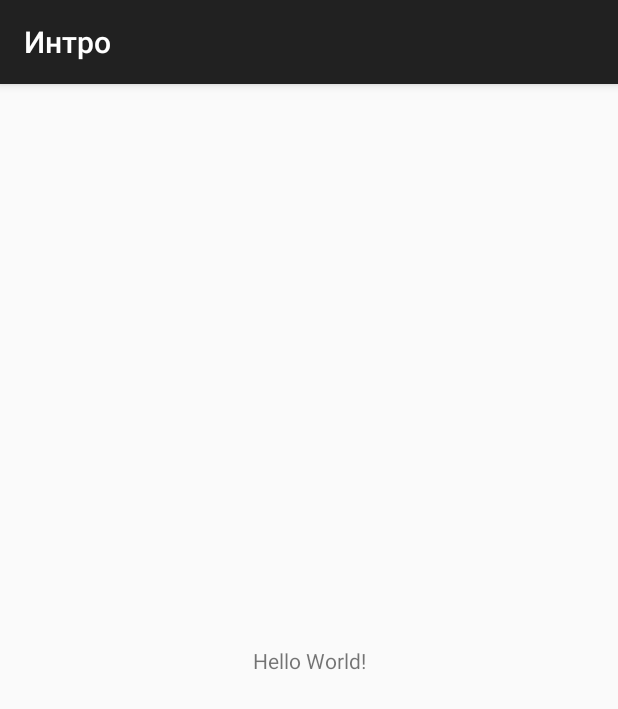
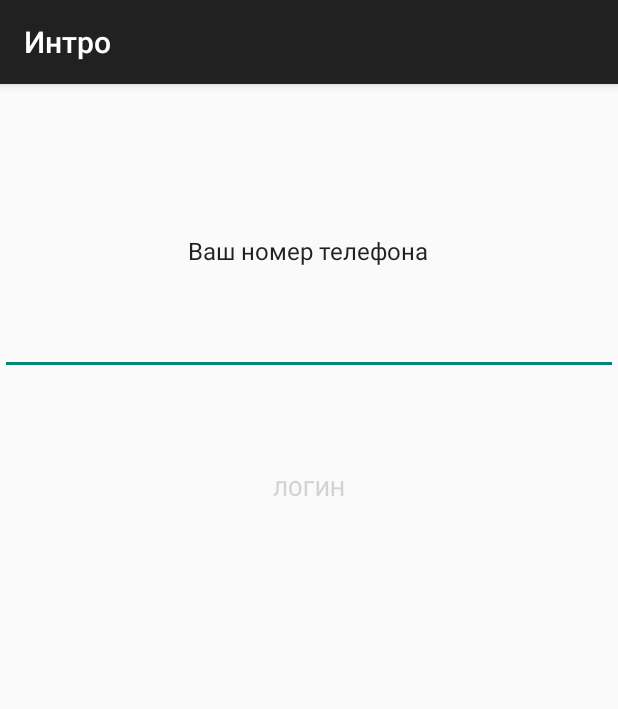
Before and after one commit to nazarovandrej/HelloWorld, an Android app: the screen it shows after launch (IntroActivity), on a phone screen of 412 x 824 dp. Shown: the top 709 px of the screen. Run offline under Robolectric (Android 15) with nearby library versions, the phone set to English and light mode, and no system bars; libraries missing offline, so code that uses them is left out: com.redmadrobot.inputmask; 4 statements that could not run were skipped.

Commit message:
implemented the first activity to go to the second when phone number filled.

```diff
--- a/app/build.gradle
+++ b/app/build.gradle
@@ -26,7 +26,7 @@ dependencies {
     })
 
     compile 'com.redmadrobot:inputmask:2.2.1'
-
+    compile 'com.android.support:design:25.3.1'
     compile 'com.android.support:appcompat-v7:25.3.1'
     compile 'com.android.support.constraint:constraint-layout:1.0.2'
     testCompile 'junit:junit:4.12'
--- a/app/src/main/AndroidManifest.xml
+++ b/app/src/main/AndroidManifest.xml
@@ -26,7 +26,7 @@
             android:name=".MainActivity"
             android:configChanges="orientation|screenSize"
             android:label="@string/main_activity"
-            android:theme="@android:style/Theme.Black.NoTitleBar.Fullscreen">
+            android:theme="@android:style/Theme.Light.NoTitleBar.Fullscreen">
         </activity>
     </application>
 
--- a/app/src/main/java/com/github/andrejnazarov/helloworld/IntroActivity.java
+++ b/app/src/main/java/com/github/andrejnazarov/helloworld/IntroActivity.java
@@ -2,12 +2,64 @@ package com.github.andrejnazarov.helloworld;
 
 import android.support.v7.app.AppCompatActivity;
 import android.os.Bundle;
+import android.view.View;
+import android.widget.Button;
+import android.widget.EditText;
+import android.widget.TextView;
+
+import com.redmadrobot.inputmask.MaskedTextChangedListener;
 
 public class IntroActivity extends AppCompatActivity {
+
+    private TextView mHintTextView;
+    private Button mLoginButton;
 
     @Override
     protected void onCreate(Bundle savedInstanceState) {
         super.onCreate(savedInstanceState);
         setContentView(R.layout.activity_intro);
+
+        EditText editText = (EditText) findViewById(R.id.edit_text);
+        mHintTextView = (TextView) findViewById(R.id.hint_text_view);
+        mLoginButton = (Button) findViewById(R.id.login_button);
+
+        mHintTextView.setText(getString(R.string.hint));
+        mHintTextView.setVisibility(View.INVISIBLE);
+
+        final MaskedTextChangedListener listener = new MaskedTextChangedListener(
+                "+7 ([000]) [000] [00] [00]",
+                true,
+                editText,
+                null,
+                new ValueListener()
+        );
+
+        editText.addTextChangedListener(listener);
+        editText.setOnFocusChangeListener(listener);
+        editText.setHint(listener.placeholder());
+
+        mLoginButton.setOnClickListener(new View.OnClickListener() {
+            @Override
+            public void onClick(View v) {
+                // TODO: 07.05.17 hide keyboard here!
+                startActivity(MainActivity.createExplicitIntent(getApplicationContext()));
+            }
+        });
+
+        mLoginButton.setEnabled(false);
+    }
+
+    private class ValueListener implements MaskedTextChangedListener.ValueListener {
+
+        @Override
+        public void onTextChanged(boolean maskFilled, String value) {
+            if (maskFilled) {
+                mLoginButton.setEnabled(true);
+                mHintTextView.setVisibility(View.INVISIBLE);
+            } else {
+                mLoginButton.setEnabled(false);
+                mHintTextView.setVisibility(View.VISIBLE);
+            }
+        }
     }
 }
--- a/app/src/main/res/layout/activity_intro.xml
+++ b/app/src/main/res/layout/activity_intro.xml
@@ -1,18 +1,46 @@
 <?xml version="1.0" encoding="utf-8"?>
-<android.support.constraint.ConstraintLayout xmlns:android="http://schemas.android.com/apk/res/android"
-    xmlns:app="http://schemas.android.com/apk/res-auto"
-    xmlns:tools="http://schemas.android.com/tools"
-    android:layout_width="match_parent"
-    android:layout_height="match_parent"
-    tools:context="com.github.andrejnazarov.helloworld.IntroActivity">
+<LinearLayout xmlns:android="http://schemas.android.com/apk/res/android"
+              xmlns:tools="http://schemas.android.com/tools"
+              android:layout_width="match_parent"
+              android:layout_height="match_parent"
+              android:gravity="center_horizontal"
+              android:orientation="vertical"
+              tools:context="com.github.andrejnazarov.helloworld.IntroActivity">
 
     <TextView
         android:layout_width="wrap_content"
         android:layout_height="wrap_content"
-        android:text="Hello World!"
-        app:layout_constraintBottom_toBottomOf="parent"
-        app:layout_constraintLeft_toLeftOf="parent"
-        app:layout_constraintRight_toRightOf="parent"
-        app:layout_constraintTop_toTopOf="parent" />
+        android:layout_marginBottom="@dimen/margin_small"
+        android:layout_marginTop="@dimen/margin_top"
+        android:text="@string/phone_number"
+        android:textAppearance="@style/Base.TextAppearance.AppCompat.Subhead"/>
 
-</android.support.constraint.ConstraintLayout>
+    <android.support.design.widget.TextInputLayout
+        android:layout_width="match_parent"
+        android:layout_height="wrap_content">
+
+        <EditText
+            android:id="@+id/edit_text"
+            android:digits="+ ()0123456789"
+            android:layout_width="match_parent"
+            android:layout_height="wrap_content"
+            android:inputType="phone"/>
+    </android.support.design.widget.TextInputLayout>
+
+    <TextView
+        android:id="@+id/hint_text_view"
+        android:layout_width="wrap_content"
+        android:layout_height="wrap_content"
+        android:layout_marginBottom="@dimen/margin_small"
+        android:textAppearance="@style/TextAppearance.AppCompat.Small"
+        tools:text="подсказка"/>
+
+    <Button
+        android:id="@+id/login_button"
+        style="@style/Widget.AppCompat.Button.Borderless.Colored"
+        android:layout_width="wrap_content"
+        android:layout_height="wrap_content"
+        android:layout_margin="@dimen/margin_small"
+        android:text="@string/login"/>
+
+</LinearLayout>
--- a/app/src/main/res/values/colors.xml
+++ b/app/src/main/res/values/colors.xml
@@ -2,5 +2,5 @@
 <resources>
     <color name="colorPrimary">#3F51B5</color>
     <color name="colorPrimaryDark">#303F9F</color>
-    <color name="colorAccent">#FF4081</color>
+    <color name="colorAccent">#67ff02</color>
 </resources>
--- /dev/null
+++ b/app/src/main/res/values/dimens.xml
@@ -0,0 +1,5 @@
+<?xml version="1.0" encoding="utf-8"?>
+<resources>
+    <dimen name="margin_top">100dp</dimen>
+    <dimen name="margin_small">16dp</dimen>
+</resources>
--- a/app/src/main/res/values/strings.xml
+++ b/app/src/main/res/values/strings.xml
@@ -1,5 +1,8 @@
 <resources>
-    <string name="app_name">HelloWorld</string>
+    <string name="app_name">Hello World!</string>
     <string name="intro">Интро</string>
     <string name="main_activity">Главная активити</string>
+    <string name="phone_number">Ваш номер телефона</string>
+    <string name="login">Логин</string>
+    <string name="hint">введите номер полностью</string>
 </resources>
```
Also changed, not shown: app/src/main/java/com/github/andrejnazarov/helloworld/MainActivity.java (+8 -2 lines), app/src/main/res/layout/activity_main.xml (+9 -3 lines).
